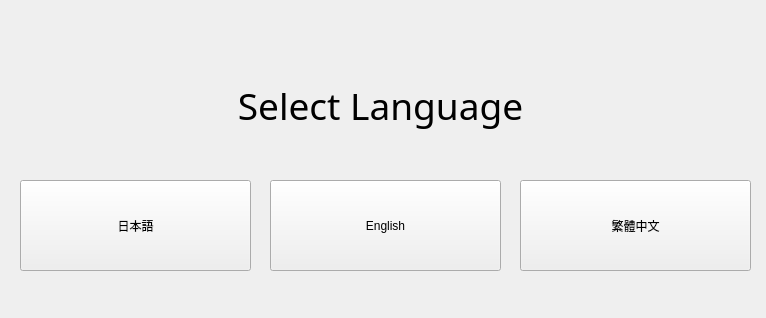
Old version of the form ui/_lang.ui in the repository NaoCoding/TPTRS-MQTT.
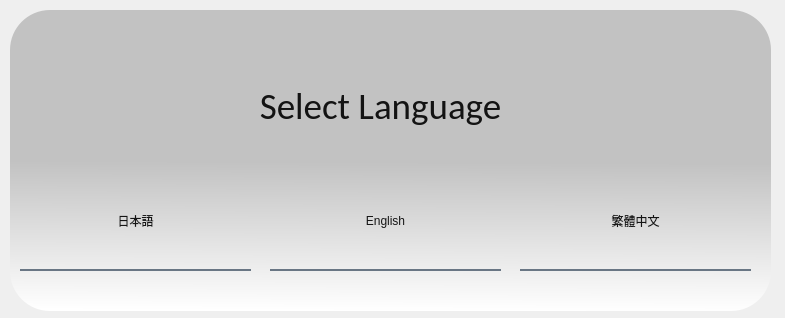
New version of the form.

Commit message:
feat : Stations marker and Select lang GUI update
MRT and buses stations marker by automatically generate with online datasets. Select language GUI has updated to more modern style.

The edit to the form file:
```diff
--- a/ui/_lang.ui
+++ b/ui/_lang.ui
@@ -6,7 +6,7 @@
    <rect>
     <x>0</x>
     <y>0</y>
-    <width>766</width>
+    <width>785</width>
     <height>318</height>
    </rect>
   </property>
@@ -30,7 +30,13 @@
      </rect>
     </property>
     <property name="styleSheet">
-     <string notr="true">font: 28pt &quot;Calibri&quot;;</string>
+     <string notr="true">font: 28pt &quot;Calibri&quot;;
+background-color: rgba(0, 0, 0,0);
+border:none;
+border-bottom: 2px solid rgba(105,118,132,255);
+color:rgba(0,0,0,230);
+padding-bottom:7px;
+</string>
     </property>
     <property name="text">
      <string>English</string>
@@ -46,7 +52,13 @@
      </rect>
     </property>
     <property name="styleSheet">
-     <string notr="true">font: 28pt &quot;標楷體&quot;;</string>
+     <string notr="true">font: 28pt &quot;標楷體&quot;;
+background-color: rgba(0, 0, 0,0);
+border:none;
+border-bottom: 2px solid rgba(105,118,132,255);
+color:rgba(0,0,0,230);
+padding-bottom:7px;
+</string>
     </property>
     <property name="text">
      <string>日本語</string>
@@ -63,6 +75,11 @@
     </property>
     <property name="styleSheet">
      <string notr="true">font: 28pt &quot;標楷體&quot;;
+background-color: rgba(0, 0, 0,0);
+border:none;
+border-bottom: 2px solid rgba(105,118,132,255);
+color:rgba(0,0,0,230);
+padding-bottom:7px;
 </string>
     </property>
     <property name="text">
@@ -80,10 +97,20 @@
     </property>
     <property name="font">
      <font>
-      <family>Candara</family>
+      <family>Calibri</family>
       <pointsize>28</pointsize>
+      <weight>50</weight>
+      <italic>false</italic>
+      <bold>false</bold>
      </font>
     </property>
+    <property name="styleSheet">
+     <string notr="true">font: 28pt &quot;Calibri&quot;;
+background-color: rgba(0, 0, 0,0);
+border:none;
+color:rgba(0,0,0,230);
+</string>
+    </property>
     <property name="text">
      <string>Select Language</string>
     </property>
@@ -91,6 +118,25 @@
      <set>Qt::AlignCenter</set>
     </property>
    </widget>
+   <widget class="QWidget" name="widget" native="true">
+    <property name="geometry">
+     <rect>
+      <x>10</x>
+      <y>10</y>
+      <width>761</width>
+      <height>301</height>
+     </rect>
+    </property>
+    <property name="styleSheet">
+     <string notr="true">background-color: qlineargradient(spread:pad, x1:0.517, y1:0.505682, x2:0.512, y2:1, stop:0 rgba(194, 194, 194, 255), stop:1 rgba(255, 255, 255, 255));
+border-radius:40px;</string>
+    </property>
+   </widget>
+   <zorder>widget</zorder>
+   <zorder>pushButton</zorder>
+   <zorder>pushButton_2</zorder>
+   <zorder>pushButton_3</zorder>
+   <zorder>label</zorder>
   </widget>
   <action name="actionService">
    <property name="text">
```
Left out of the diff: 4 changed lines with no effect on the pictures. The commit also changes 4 other files.
